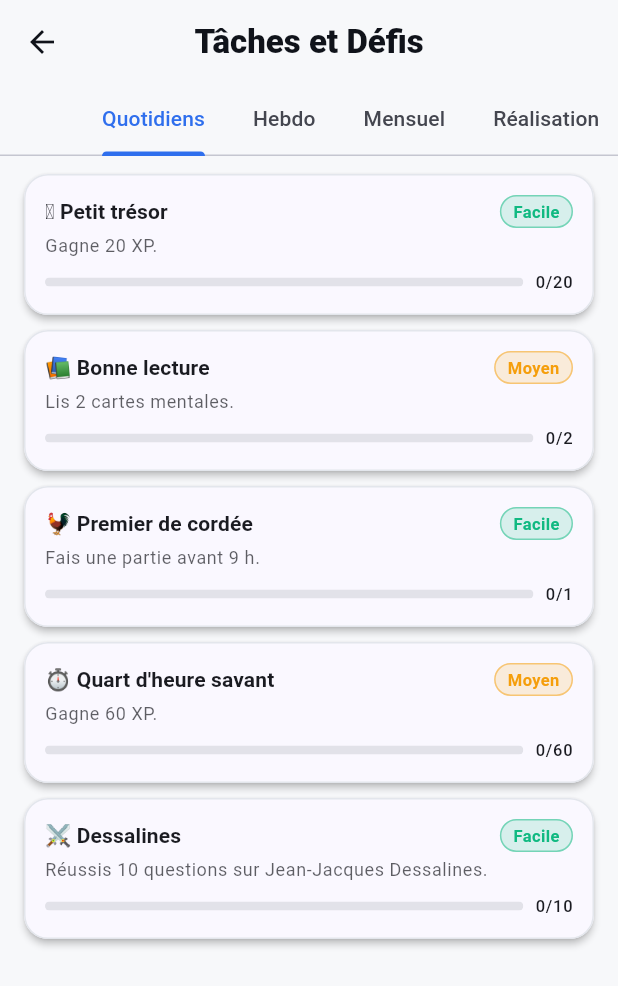
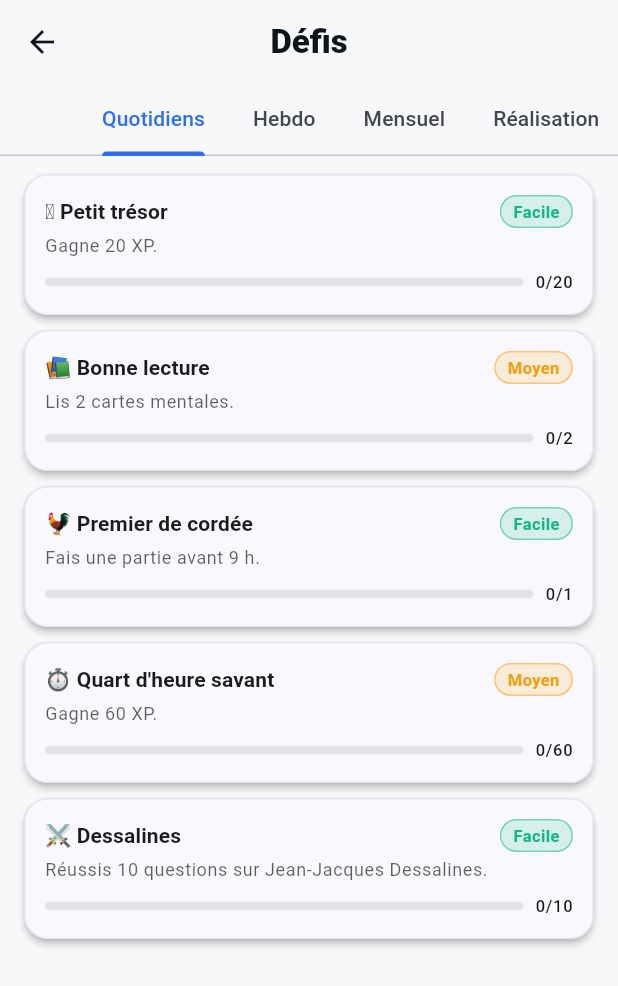
Before and after one commit to Ronaldy02/EduCle-Web, a Flutter app: the DefisScreen screen opened directly, on a phone screen of 412 x 824 dp. Shown: the top 986 px of the screen. Run offline on Flutter 3.47's test engine with Material 3 defaults, Android fonts, the phone set to English and light mode, and no system bars; our stand-ins replace audioplayers, connectivity_plus, flutter_secure_storage, sqflite; missing offline and left inert: flutter_web_auth_2; accounts and stored records are empty.

Commit message:
fix(ui): simplifier "Tâches et Défis" → "Défis"
Co-Authored-By: Claude Sonnet 4.6 <noreply@anthropic.com>

```diff
--- a/lib/views/screens/defis_screen.dart
+++ b/lib/views/screens/defis_screen.dart
@@ -58,7 +58,7 @@ class _DefisScreenState extends State<DefisScreen>
   Widget build(BuildContext context) {
     return Scaffold(
       appBar: AppBar(
-        title: const Text('Tâches et Défis'),
+        title: const Text('Défis'),
         bottom: TabBar(
           controller: _tabs,
           isScrollable: true,
--- a/lib/views/screens/home_screen.dart
+++ b/lib/views/screens/home_screen.dart
@@ -644,7 +644,7 @@ class _CarteDefisJourState extends State<_CarteDefisJour> {
                 crossAxisAlignment: CrossAxisAlignment.start,
                 children: [
                   const Text(
-                    'Tâches et Défis',
+                    'Défis',
                     style: TextStyle(
                       fontWeight: FontWeight.w800,
                       fontSize: 15,
```
